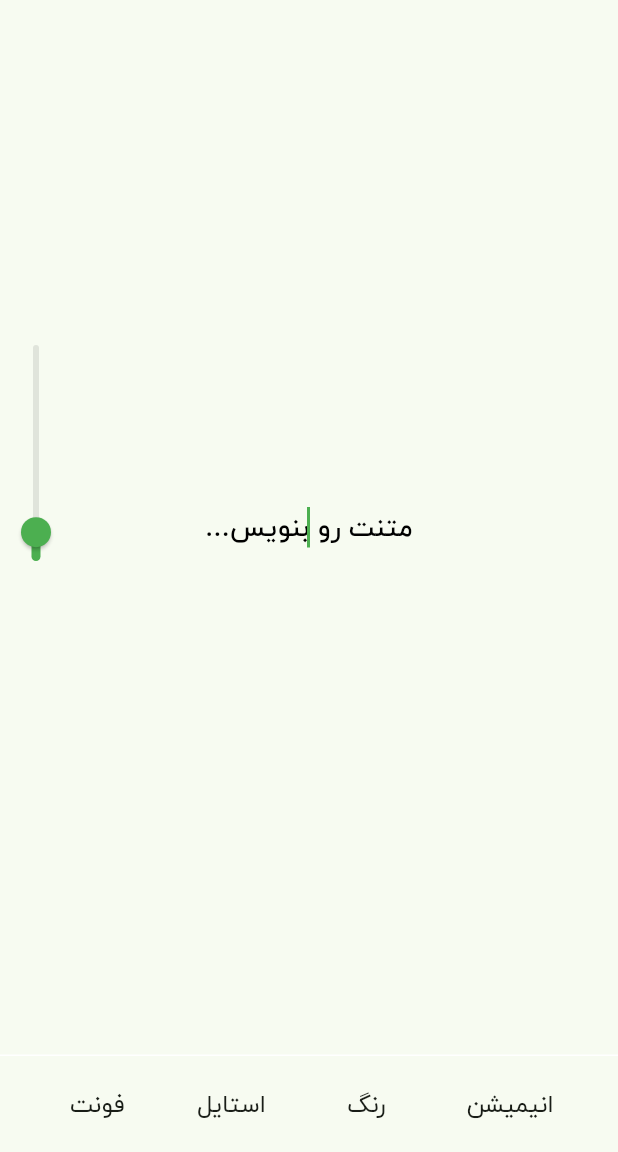
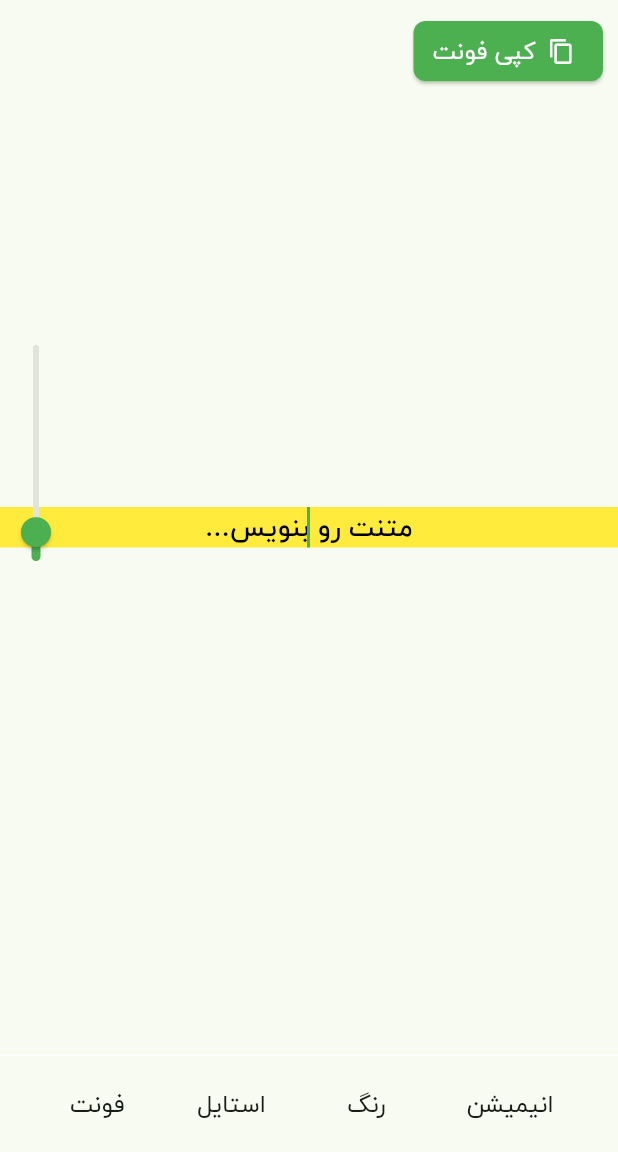
Before and after one commit to AmirmahdiNourkazemi/instastyle, a Flutter app: the screen it shows after launch, on a phone screen of 412 x 824 dp, the part 84-1236 px from its top. Run offline on Flutter 3.47's test engine with Material 3 defaults, Android fonts, the phone set to English and light mode, and no system bars; drawn by our look-alikes of screenshot; our stand-ins replace dio, flutter_colorpicker, get_it, image_gallery_saver, permission_handler; missing offline and left inert: clipboard; project files that could hold a hidden picture were left out.

Commit message:
feat: add export func and save image

```diff
--- a/lib/feature/home/presentation/screens/home_screen.dart
+++ b/lib/feature/home/presentation/screens/home_screen.dart
@@ -1,9 +1,16 @@
+import 'dart:typed_data';
+
 import 'package:flutter/material.dart';
 import 'package:instastyle/core/widgets/app_bar.dart';
+import 'package:instastyle/feature/home/presentation/widgets/export_class.dart';
 import 'package:instastyle/feature/home/presentation/widgets/select_buttons.dart';
 import 'package:instastyle/feature/home/presentation/widgets/text_filled_style.dart';
 import 'package:instastyle/feature/home/presentation/widgets/vertical_font_slider.dart';
 
+import 'package:clipboard/clipboard.dart';
+import 'package:image_gallery_saver/image_gallery_saver.dart';
+import 'package:permission_handler/permission_handler.dart';
+import 'package:screenshot/screenshot.dart';
 import '../widgets/footer_buttons.dart';
 
 class HomeScreen extends StatefulWidget {
@@ -15,10 +22,27 @@ class HomeScreen extends StatefulWidget {
 
 class _HomeScreenState extends State<HomeScreen> {
   TextStyle selectedStyle = const TextStyle(fontSize: 24);
-  Color selectColor =  Colors.black;
+  Color selectColor = Colors.black;
   String text = 'اینجا بنویس...';
   double valueFontSize = 18;
   int isSelected = 0;
+  late Export export;
+  final ScreenshotController _screenshotController = ScreenshotController();
+
+  Future<void> storagePermission() async {
+    final status = await Permission.storage.request();
+  }
+
+
+
+  @override
+  void initState() {
+    // TODO: implement initState
+    super.initState();
+    storagePermission();
+   export = Export(context: context, screenshotController: _screenshotController, text: text);
+  }
+
   @override
   Widget build(BuildContext context) {
     return SafeArea(
@@ -28,11 +52,16 @@ class _HomeScreenState extends State<HomeScreen> {
         body: Stack(
           alignment: Alignment.centerLeft,
           children: [
-            Center(
+            Screenshot(
+              controller: _screenshotController,
+              child: Center(
+                child: Container(
+                  decoration: BoxDecoration(
+                  color: Colors.yellow
+                ),
                   child: Padding(
                     padding: const EdgeInsets.symmetric(horizontal: 8),
                     child: StyledTextInput(
-
                         textStyle: selectedStyle.copyWith(
                           fontSize: valueFontSize,
                           color: selectColor,
@@ -44,6 +73,19 @@ class _HomeScreenState extends State<HomeScreen> {
                         }),
                   ),
                 ),
+              ),
+            ),
+            Positioned(
+                top: 10,
+                right: 10,
+                child: ElevatedButton.icon(
+                  iconAlignment: IconAlignment.end,
+                  onPressed: () {
+                   export.saveToGallery();
+                  },
+                  label: Text('کپی فونت'),
+                  icon: const Icon(Icons.copy),
+                )),
             VerticalFontSlider(
               initialSize: valueFontSize,
               onSizeChanged: (value) {
@@ -55,7 +97,7 @@ class _HomeScreenState extends State<HomeScreen> {
             Positioned(
                 bottom: 8,
                 child: SelectButtons(
-                  onSelect:isSelected ,
+                  onSelect: isSelected,
                   onColorSelected: (value) {
                     setState(() {
                       selectColor = value;
--- /dev/null
+++ b/lib/feature/home/presentation/widgets/export_class.dart
@@ -0,0 +1,67 @@
+import 'dart:typed_data';
+import 'package:flutter/material.dart';
+import 'package:clipboard/clipboard.dart';
+import 'package:image_gallery_saver/image_gallery_saver.dart';
+import 'package:screenshot/screenshot.dart';
+
+class Export {
+  final BuildContext context;
+  final ScreenshotController screenshotController;
+  final String text;
+
+  Export({
+    required this.context,
+    required this.screenshotController,
+    required this.text,
+  });
+
+  Future<void> copyToClipboard() async {
+    try {
+      await FlutterClipboard.copy(text);
+      ScaffoldMessenger.of(context).showSnackBar(
+        const SnackBar(content: Text('متن کپی شد')),
+      );
+    } catch (e) {
+      ScaffoldMessenger.of(context).showSnackBar(
+        SnackBar(content: Text('خطا در کپی کردن: $e')),
+      );
+    }
+  }
+
+  Future<void> saveToGallery() async {
+    try {
+      FocusScope.of(context).unfocus();
+      final Uint8List? imageBytes = await _captureTextAsImage();
+      if (imageBytes == null) {
+        throw Exception('خطا در گرفتن تصویر');
+      }
+
+      final result = await ImageGallerySaver.saveImage(
+        imageBytes,
+        quality: 100,
+        name: "instastyle_${DateTime.now().millisecondsSinceEpoch}",
+      );
+
+      if (result['isSuccess']) {
+        ScaffoldMessenger.of(context).showSnackBar(
+          const SnackBar(content: Text('تصویر ذخیره شد')),
+        );
+      } else {
+        throw Exception('خطا در ذخیره تصویر');
+      }
+    } catch (e) {
+      ScaffoldMessenger.of(context).showSnackBar(
+        SnackBar(content: Text('خطا: $e')),
+      );
+    }
+  }
+
+  Future<Uint8List?> _captureTextAsImage() async {
+    try {
+      final Uint8List? imageBytes = await screenshotController.capture();
+      return imageBytes;
+    } catch (e) {
+      throw Exception('خطا در تبدیل متن به تصویر: $e');
+    }
+  }
+}
--- a/lib/feature/home/presentation/widgets/text_filled_style.dart
+++ b/lib/feature/home/presentation/widgets/text_filled_style.dart
@@ -47,8 +47,7 @@ class _StyledTextInputState extends State<StyledTextInput> {
 
   @override
   Widget build(BuildContext context) {
-    return Center(
-      child: Padding(
+    return Padding(
       padding: const EdgeInsets.symmetric(horizontal: 8),
       child: TextField(
         showCursor: true,
@@ -72,7 +71,6 @@ class _StyledTextInputState extends State<StyledTextInput> {
           border: InputBorder.none,
         ),
       ),
-      ),
     );
   }
 }
--- a/pubspec.yaml
+++ b/pubspec.yaml
@@ -42,6 +42,10 @@ dependencies:
   # Use with the CupertinoIcons class for iOS style icons.
   cupertino_icons: ^1.0.8
   flutter_colorpicker: ^1.1.0
+  image_gallery_saver: ^2.0.3
+  screenshot: ^3.0.0
+  clipboard: ^0.1.3
+  permission_handler: ^12.0.0+1
 
 dev_dependencies:
   flutter_test:
```
Also changed, not shown: pubspec.lock, 5 other files. Lines whose indentation alone changed are shown as unchanged.
